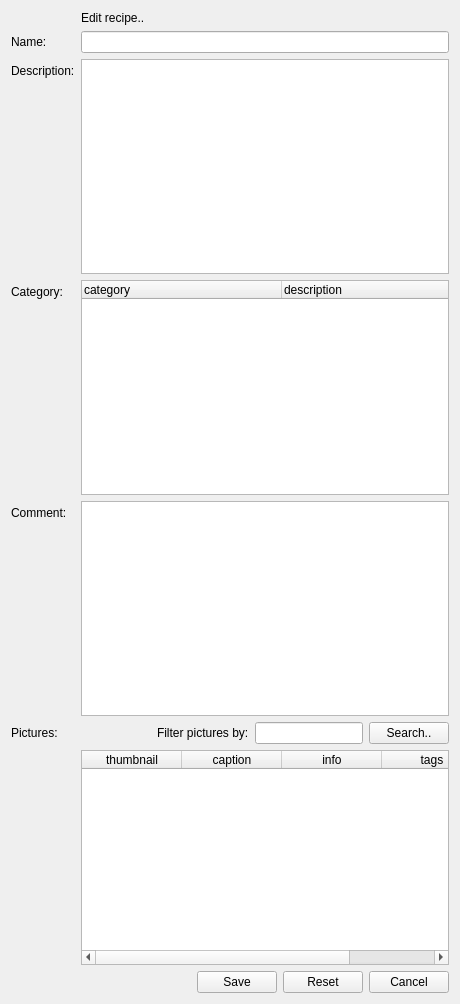
First picture: the form in client/uiforms/recipe_edit.ui, repository Wolframe/configurator, before the edit.
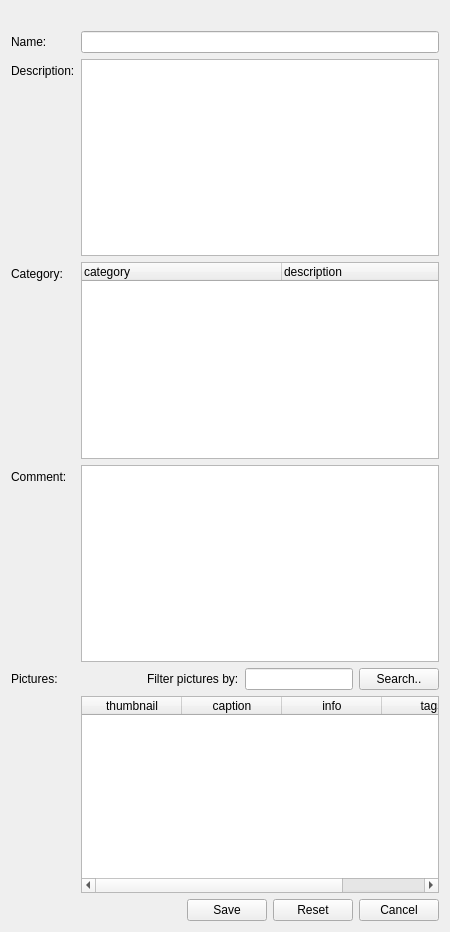
Second picture: the form after the edit.

What changed in the file:
```diff
--- a/client/uiforms/recipe_edit.ui
+++ b/client/uiforms/recipe_edit.ui
@@ -6,8 +6,8 @@
    <rect>
     <x>0</x>
     <y>0</y>
-    <width>460</width>
-    <height>1004</height>
+    <width>450</width>
+    <height>932</height>
    </rect>
   </property>
   <property name="windowTitle">
@@ -27,13 +27,6 @@
      </property>
     </widget>
    </item>
-   <item row="0" column="1">
-    <widget class="QLabel" name="label_4">
-     <property name="text">
-      <string>Edit recipe..</string>
-     </property>
-    </widget>
-   </item>
    <item row="1" column="0">
     <widget class="QLabel" name="label_name">
      <property name="text">
```
